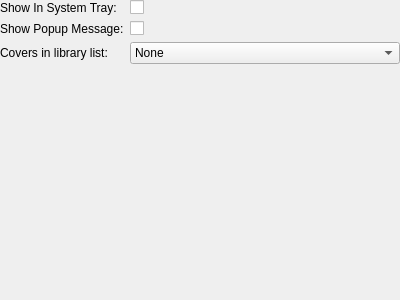
The window that gui/interfacesettings.ui (polpo/cantata-mac) describes before a commit, drawn with Qt 5.
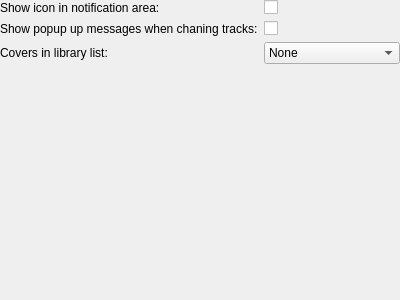
The same window after the commit.

Patch:
```diff
--- a/gui/interfacesettings.ui
+++ b/gui/interfacesettings.ui
@@ -20,7 +20,7 @@
    <item row="0" column="0">
     <widget class="QLabel" name="label_4">
      <property name="text">
-      <string>Show In System Tray:</string>
+      <string>Show icon in notification area:</string>
      </property>
      <property name="buddy">
       <cstring>systemTrayCheckBox</cstring>
@@ -40,7 +40,7 @@
    <item row="1" column="0">
     <widget class="QLabel" name="label_5">
      <property name="text">
-      <string>Show Popup Message:</string>
+      <string>Show popup up messages when chaning tracks:</string>
      </property>
      <property name="buddy">
       <cstring>systemTrayPopup</cstring>
```
